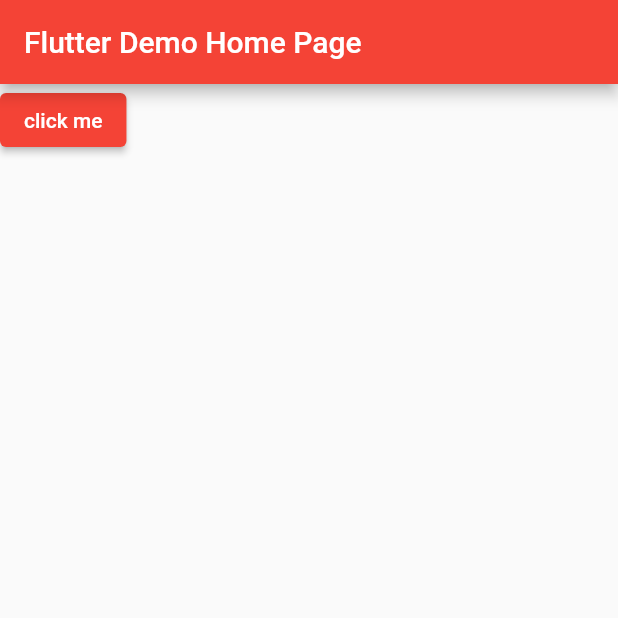
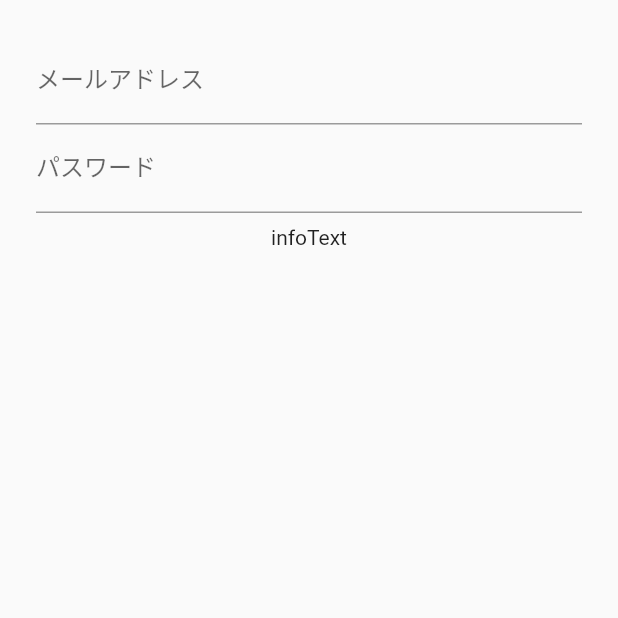
Before and after one commit to naokikubo2/BandcollaboApp, a Flutter app: the screen it shows after launch, on a phone screen of 412 x 824 dp, the top half of it. Run offline on Flutter 3.47's test engine with Material 2 defaults, Android fonts, the phone set to English and light mode, and no system bars; our stand-ins replace cloud_firestore, firebase_core; accounts and stored records are empty.

Commit message:
add mvc structure #2

```diff
--- /dev/null
+++ b/lib/Controller/user_controller.dart
@@ -0,0 +1,4 @@
+//新規登録
+
+
+//ログイン
--- /dev/null
+++ b/lib/Model/user_model.dart
@@ -0,0 +1,6 @@
+class User {
+  int uid;
+  String name;
+  String email;
+  User(this.uid, this.name, this.email);
+}
--- /dev/null
+++ b/lib/View/login/login_page.dart
@@ -0,0 +1,30 @@
+import 'package:flutter/cupertino.dart';
+import 'package:flutter/material.dart';
+
+class LoginPage extends StatelessWidget {
+  @override
+  Widget build(BuildContext context) {
+    return Scaffold(
+      body: Center(
+        child: Container(
+          padding: EdgeInsets.all(24),
+          child: Column(
+            children: [
+              TextFormField(
+                decoration: InputDecoration(labelText: 'メールアドレス'),
+              ),
+              TextFormField(
+                decoration: InputDecoration(labelText: 'パスワード'),
+              ),
+              Container(
+                padding: EdgeInsets.all(8),
+                // メッセージ表示
+                child: Text("infoText"),
+              ),
+            ],
+          ),
+        ),
+      ),
+    );
+  }
+}
--- a/lib/main.dart
+++ b/lib/main.dart
@@ -1,3 +1,4 @@
+import 'package:bandcollabo_app/view/login/login_page.dart';
 import 'package:firebase_core/firebase_core.dart';
 import 'package:flutter/material.dart';
 import 'package:cloud_firestore/cloud_firestore.dart';
@@ -16,7 +17,8 @@ class BandcollaboApp extends StatelessWidget {
       theme: ThemeData(
         primarySwatch: Colors.red,
       ),
-      home: MyHomePage(title: 'Flutter Demo Home Page'),
+      //home: MyHomePage(title: 'Flutter Demo Home Page'),
+      home: LoginPage(),
     );
   }
 }
```
Also changed, not shown: 1 other file.
